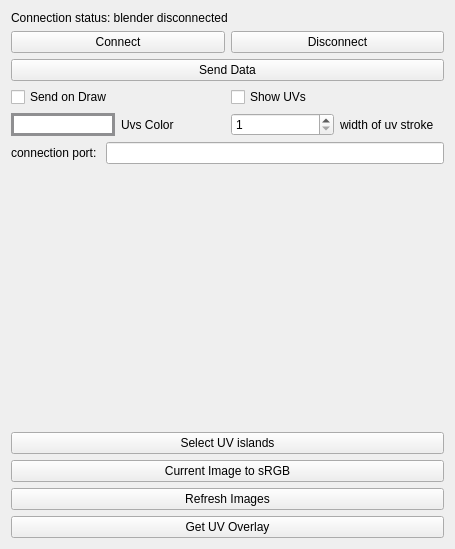
heisenshark/blender-krita-link-plugin, file KritaBlenderLink/BlenderKritaLinkUI.ui: the form before one commit.
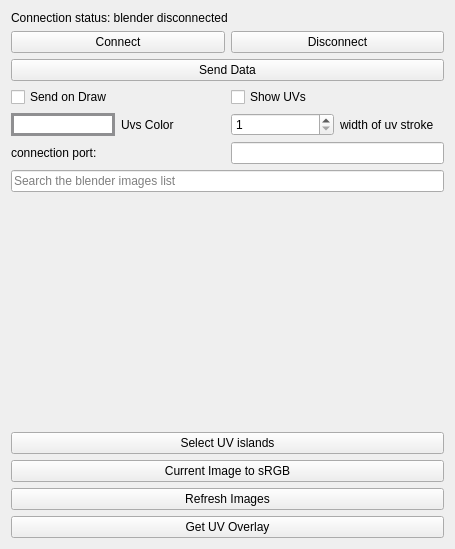
The form after the commit.

Commit message: fixed blender not closing completely, added double click support to list, added searchbar for images list

Diff of the .ui file:
```diff
--- a/KritaBlenderLink/BlenderKritaLinkUI.ui
+++ b/KritaBlenderLink/BlenderKritaLinkUI.ui
@@ -119,10 +119,36 @@
       </widget>
      </item>
      <item>
-      <widget class="QLineEdit" name="connection_port"/>
+      <widget class="QLineEdit" name="connection_port">
+       <property name="sizePolicy">
+        <sizepolicy hsizetype="Preferred" vsizetype="Fixed">
+         <horstretch>0</horstretch>
+         <verstretch>0</verstretch>
+        </sizepolicy>
+       </property>
+       <property name="minimumSize">
+        <size>
+         <width>100</width>
+         <height>0</height>
+        </size>
+       </property>
+      </widget>
      </item>
     </layout>
    </item>
+   <item>
+    <widget class="QLineEdit" name="image_search">
+     <property name="toolTip">
+      <string>&lt;html&gt;&lt;head/&gt;&lt;body&gt;&lt;p&gt;&lt;br/&gt;&lt;/p&gt;&lt;/body&gt;&lt;/html&gt;</string>
+     </property>
+     <property name="placeholderText">
+      <string>Search the blender images list</string>
+     </property>
+     <property name="clearButtonEnabled">
+      <bool>true</bool>
+     </property>
+    </widget>
+   </item>
    <item>
     <widget class="QFrame" name="ImagesFrame">
      <property name="sizePolicy">
```
Left out of the diff: 5 changed lines with no effect on the pictures. The commit also changes 4 other files.
